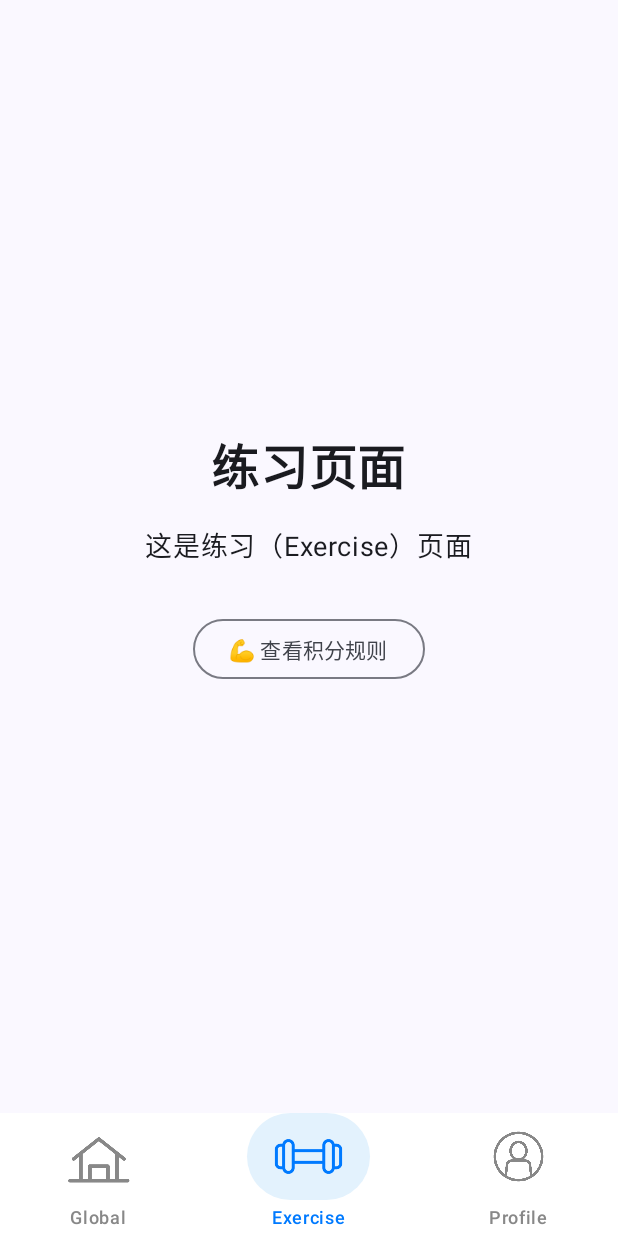
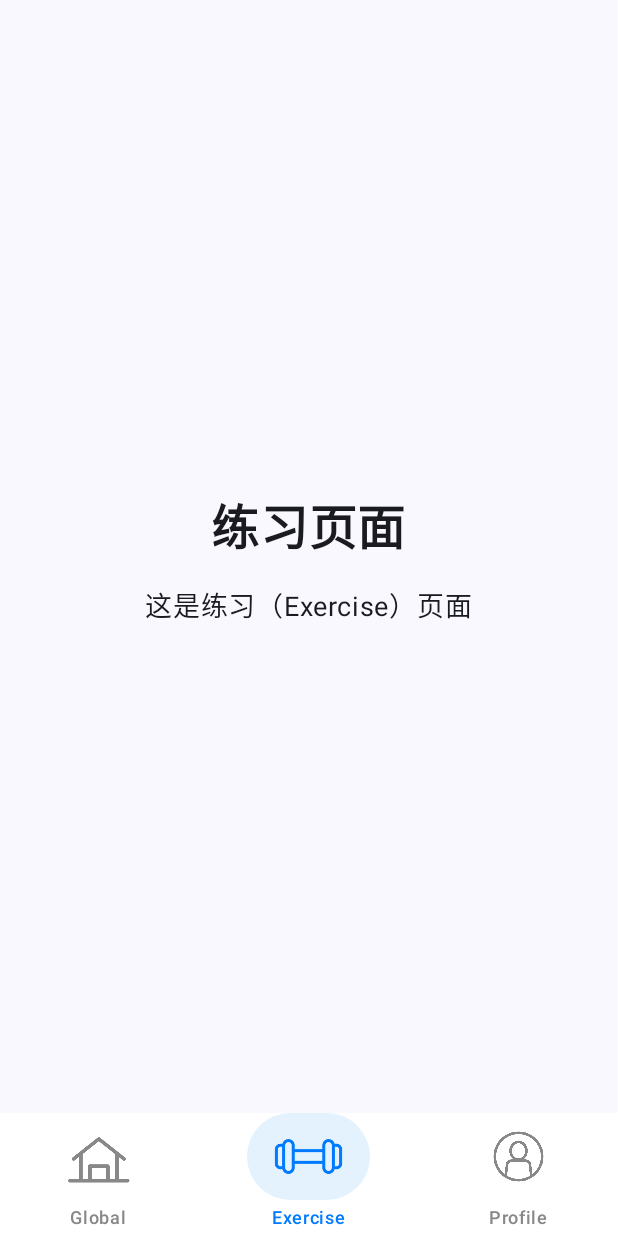
Before and after one commit to huang75u/Mobile_Projet, an Android app built with Jetpack Compose: the screen it shows after launch (MainActivity), item 2 of the bottom bar chosen, on a phone screen of 412 x 824 dp. Run offline under Robolectric (Android 15) with nearby library versions, the phone set to English and light mode, and no system bars.

Commit message:
修复了积分规则回退的BUG

```diff
--- a/app/src/main/java/com/example/mobile_projet/navigation/BottomNavigationBar.kt
+++ b/app/src/main/java/com/example/mobile_projet/navigation/BottomNavigationBar.kt
@@ -50,17 +50,13 @@ fun BottomNavigationBar(navController: NavController) {
                 },
                 selected = selected,
                 onClick = {
-                    if (currentRoute != item.route) {
-                        navController.navigate(item.route) {
-                            // 避免构建大量的回退栈
-                            popUpTo(navController.graph.startDestinationId) {
-                                saveState = true
-                            }
-                            // 避免同一项目的多个副本
-                            launchSingleTop = true
-                            // 重新选择先前选择的项目时恢复状态
-                            restoreState = true
+                    navController.navigate(item.route) {
+                        // 清除所有回退栈，返回到起始目的地
+                        popUpTo(0) {
+                            inclusive = true
                         }
+                        // 避免同一项目的多个副本
+                        launchSingleTop = true
                     }
                 },
                 colors = NavigationBarItemDefaults.colors(
--- a/app/src/main/java/com/example/mobile_projet/navigation/NavGraph.kt
+++ b/app/src/main/java/com/example/mobile_projet/navigation/NavGraph.kt
@@ -18,10 +18,10 @@ fun NavGraph(navController: NavHostController, modifier: Modifier = Modifier) {
         modifier = modifier
     ) {
         composable(route = BottomNavItem.Home.route) {
-            HomeScreen(navController = navController)
+            HomeScreen()
         }
         composable(route = BottomNavItem.Exercise.route) {
-            ExerciseScreen(navController = navController)
+            ExerciseScreen()
         }
         composable(route = BottomNavItem.Profile.route) {
             ProfileScreen(navController = navController)
--- a/app/src/main/java/com/example/mobile_projet/screens/ExerciseScreen.kt
+++ b/app/src/main/java/com/example/mobile_projet/screens/ExerciseScreen.kt
@@ -1,7 +1,6 @@
 package com.example.mobile_projet.screens
 
 import androidx.compose.foundation.layout.*
-import androidx.compose.material3.OutlinedButton
 import androidx.compose.material3.Text
 import androidx.compose.runtime.Composable
 import androidx.compose.ui.Alignment
@@ -9,10 +8,9 @@ import androidx.compose.ui.Modifier
 import androidx.compose.ui.text.font.FontWeight
 import androidx.compose.ui.unit.dp
 import androidx.compose.ui.unit.sp
-import androidx.navigation.NavHostController
 
 @Composable
-fun ExerciseScreen(navController: NavHostController) {
+fun ExerciseScreen() {
     Column(
         modifier = Modifier
             .fillMaxSize()
@@ -30,11 +28,5 @@ fun ExerciseScreen(navController: NavHostController) {
             text = "这是练习（Exercise）页面",
             fontSize = 18.sp
         )
-        Spacer(modifier = Modifier.height(32.dp))
-        OutlinedButton(
-            onClick = { navController.navigate("points_rules") }
-        ) {
-            Text(text = "💪 查看积分规则")
-        }
     }
 }
--- a/app/src/main/java/com/example/mobile_projet/screens/HomeScreen.kt
+++ b/app/src/main/java/com/example/mobile_projet/screens/HomeScreen.kt
@@ -1,8 +1,6 @@
 package com.example.mobile_projet.screens
 
 import androidx.compose.foundation.layout.*
-import androidx.compose.material3.Button
-import androidx.compose.material3.OutlinedButton
 import androidx.compose.material3.Text
 import androidx.compose.runtime.Composable
 import androidx.compose.ui.Alignment
@@ -10,10 +8,9 @@ import androidx.compose.ui.Modifier
 import androidx.compose.ui.text.font.FontWeight
 import androidx.compose.ui.unit.dp
 import androidx.compose.ui.unit.sp
-import androidx.navigation.NavHostController
 
 @Composable
-fun HomeScreen(navController: NavHostController) {
+fun HomeScreen() {
     Column(
         modifier = Modifier
             .fillMaxSize()
@@ -31,11 +28,5 @@ fun HomeScreen(navController: NavHostController) {
             text = "这是全局（Global）主页",
             fontSize = 18.sp
         )
-        Spacer(modifier = Modifier.height(32.dp))
-        OutlinedButton(
-            onClick = { navController.navigate("points_rules") }
-        ) {
-            Text(text = "📋 查看积分规则")
-        }
     }
 }
```
